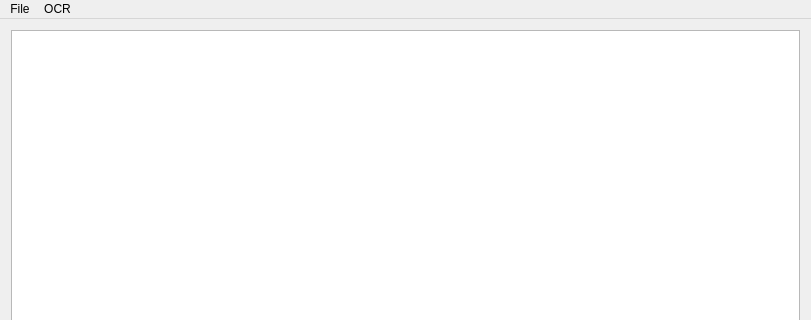
This is SimpleImageProcessor/mainwindow.ui in son4etyyy/SimpleImageProcessor as Qt 5 draws it before an edit; both pictures show x 0 to 811 and y 0 to 320 of the 811 by 467 pixel window. The edited form follows.
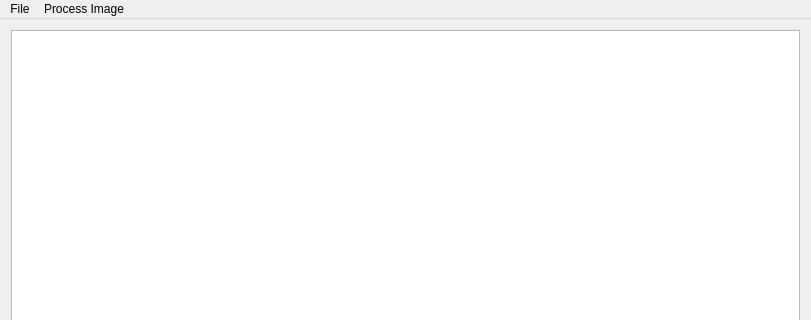
This is the edited form.

What changed in the file:
```diff
--- a/SimpleImageProcessor/mainwindow.ui
+++ b/SimpleImageProcessor/mainwindow.ui
@@ -26,7 +26,7 @@
      <x>0</x>
      <y>0</y>
      <width>811</width>
-     <height>26</height>
+     <height>21</height>
     </rect>
    </property>
    <widget class="QMenu" name="menuOpen">
@@ -37,7 +37,7 @@
    </widget>
    <widget class="QMenu" name="menuProcess_Image">
     <property name="title">
-     <string>OCR</string>
+     <string>Process Image</string>
     </property>
     <addaction name="actionApply_OCR"/>
     <addaction name="actionShow_Line"/>
```
Left out of the diff: 7 changed lines with no effect on the pictures.
